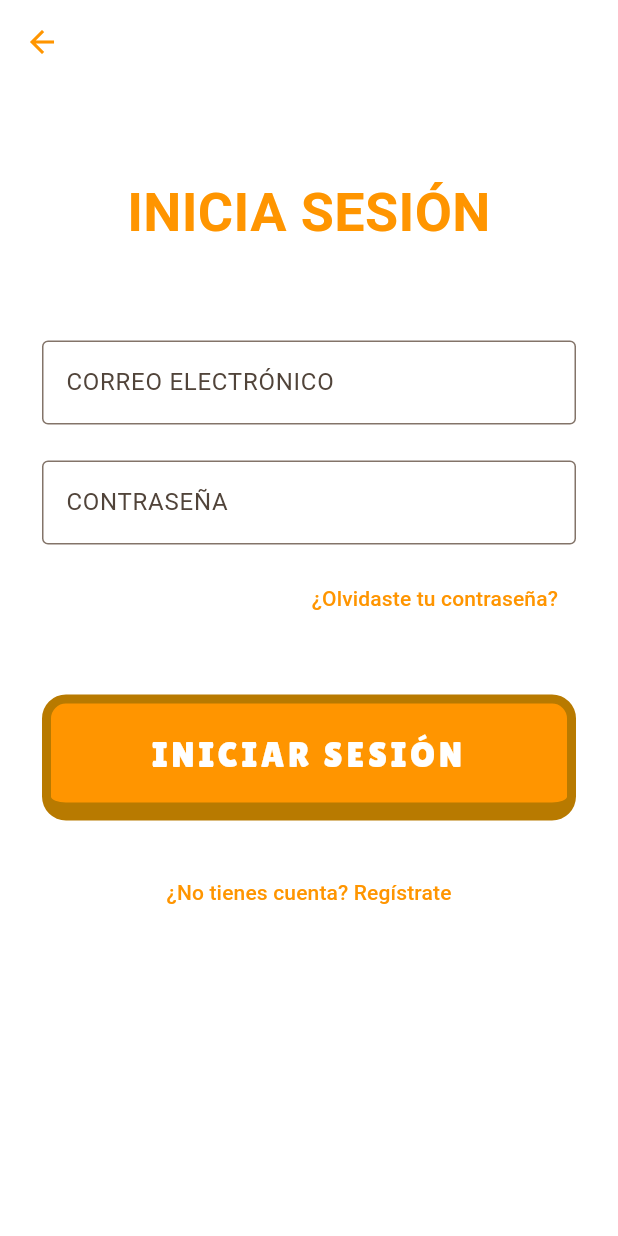
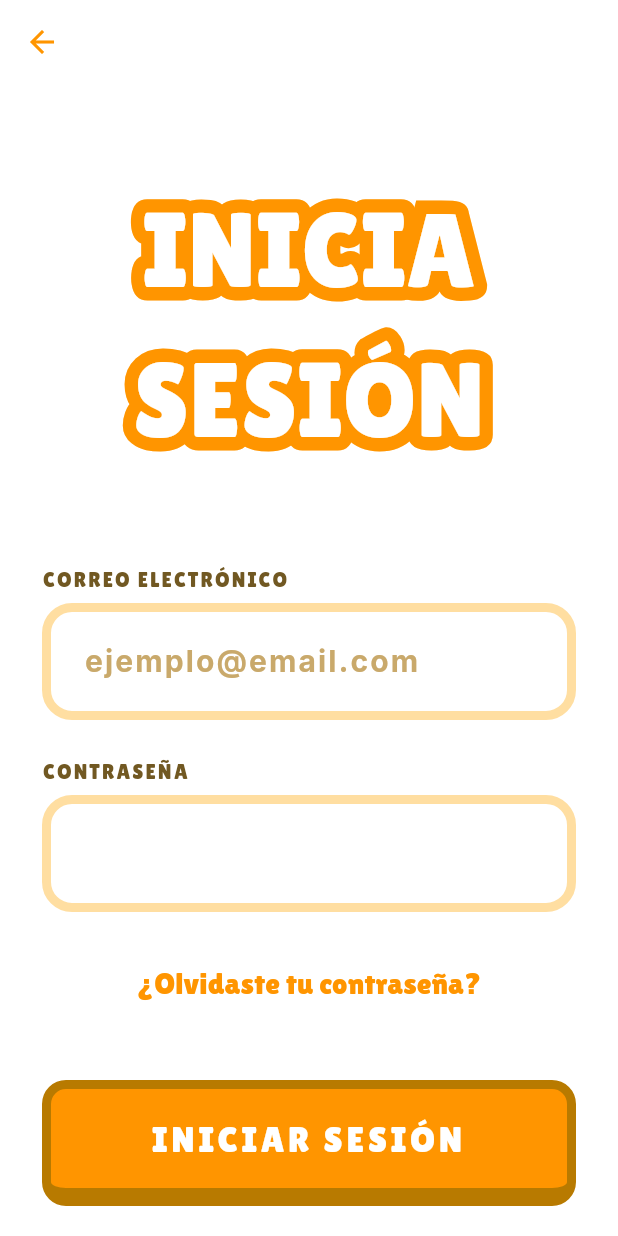
Before and after one commit to Lakypayiui/TT1, a Flutter app: the screen it shows after launch, after a tap on "INICIAR SESIÓN", on a phone screen of 412 x 824 dp. Run offline on Flutter 3.47's test engine with Material 3 defaults, Android fonts, the phone set to English and light mode, and no system bars; our stand-ins replace flutter_markdown, google_fonts, lottie; missing offline and left inert: llamadart.

Commit message:
add home screen, implement subject card widget, and enhance login/register screens with custom text fields and buttons

```diff
--- a/chat_v1/lib/screens/login_screen.dart
+++ b/chat_v1/lib/screens/login_screen.dart
@@ -1,4 +1,10 @@
+import 'package:chat_v1/screens/home_screen.dart';
+import 'package:chat_v1/screens/register_screen.dart';
+import 'package:chat_v1/widgets/custom_stroked_text.dart';
+import 'package:chat_v1/widgets/custom_text_form_field.dart';
+import 'package:flutter/gestures.dart';
 import 'package:flutter/material.dart';
+import 'package:google_fonts/google_fonts.dart';
 import '../widgets/custom_orange_button.dart';
 
 class LoginScreen extends StatefulWidget {
@@ -33,24 +39,20 @@ class _LoginScreenState extends State<LoginScreen> {
             crossAxisAlignment: CrossAxisAlignment.stretch,
             children: [
               const SizedBox(height: 60),
-              const Text(
-                "INICIA SESIÓN",
+              CustomStrokedText(
+                text:"INICIA SESIÓN",
+                fontSize: 70,
+                strokeColor: const Color(0xFFFF9500),
+                strokeWidth: 18,
+                fillColor: Colors.white,
                 textAlign: TextAlign.center,
-                style: TextStyle(
-                  fontSize: 36,
-                  fontWeight: FontWeight.bold,
-                  color: Color(0xFFFF9500),
-                ),
               ),
               const SizedBox(height: 60),
 
-              TextFormField(
+              CustomTextFormField(
                 controller: _emailCtrl,
-                decoration: const InputDecoration(
-                  labelText: "CORREO ELECTRÓNICO",
-                  hintText: "ejemplo@email.com",
-                  border: OutlineInputBorder(),
-                ),
+                labelText: "CORREO ELECTRÓNICO",
+                hintText: "ejemplo@email.com",
                 validator: (v) {
                   if (v?.isEmpty ?? true) return "Campo requerido";
                   if (!RegExp(r'^[^@]+@[^@]+\.[^@]+').hasMatch(v!)) {
@@ -61,25 +63,26 @@ class _LoginScreenState extends State<LoginScreen> {
               ),
               const SizedBox(height: 24),
 
-              TextFormField(
+              CustomTextFormField(
                 controller: _passCtrl,
+                labelText: "CONTRASEÑA",
                 obscureText: true,
-                decoration: const InputDecoration(
-                  labelText: "CONTRASEÑA",
-                  border: OutlineInputBorder(),
-                ),
                 validator: (v) => v?.isEmpty ?? true ? "Campo requerido" : null,
               ),
-              const SizedBox(height: 12),
+              const SizedBox(height: 24),
+
               Align(
-                alignment: Alignment.centerRight,
+                alignment: Alignment.center,
                 child: TextButton(
                   onPressed: () {
                     // TODO: pantalla de recuperar contraseña
                   },
-                  child: const Text(
+                  child: Text(
                     "¿Olvidaste tu contraseña?",
-                    style: TextStyle(color: Color(0xFFFF9500)),
+                    style: GoogleFonts.lilitaOne(
+                      color: Color(0xFFFF9500),
+                      fontSize: 20,
+                    ),
                   ),
                 ),
               ),
@@ -93,19 +96,51 @@ class _LoginScreenState extends State<LoginScreen> {
                     ScaffoldMessenger.of(context).showSnackBar(
                       const SnackBar(content: Text("Login simulado exitoso")),
                     );
-                    // Aquí iría navegación a home
+
                   }
+                  Navigator.push(
+                      context,
+                      MaterialPageRoute(builder: (_) => const HomeScreen()),
+                    );
                 },
               ),
 
               const SizedBox(height: 24),
-              TextButton(
-                onPressed: () => Navigator.pop(context),
-                child: const Text(
-                  "¿No tienes cuenta? Regístrate",
-                  style: TextStyle(color: Color(0xFFFF9500)),
-                ),
+              Row(
+                mainAxisAlignment: MainAxisAlignment.center,
+                children: [
+                  Text(
+                    "¿No tienes cuenta? ",
+                    style: GoogleFonts.lilitaOne(
+                      fontSize: 20,
+                      color: Color(0xFF715822), // café
+                    ),
+                  ),
+                  TextButton(
+                    onPressed: () {
+                      Navigator.push(
+                        context,
+                        MaterialPageRoute(
+                          builder: (_) => const RegisterScreen(),
+                        ),
+                      );
+                    },
+                    style: TextButton.styleFrom(
+                      padding: EdgeInsets.zero, // quita espacio extra
+                      minimumSize: Size(0, 0),
+                      tapTargetSize: MaterialTapTargetSize.shrinkWrap,
+                    ),
+                    child: Text(
+                      "Regístrate",
+                      style: GoogleFonts.lilitaOne(
+                        fontSize: 20,
+                        color: Color(0xFFFF9500), // naranja
+                      ),
+                    ),
+                  ),
+                ],
               ),
+
               const SizedBox(height: 60),
             ],
           ),
--- a/chat_v1/lib/screens/welcome_screen.dart
+++ b/chat_v1/lib/screens/welcome_screen.dart
@@ -1,6 +1,5 @@
 import 'package:chat_v1/widgets/custom_stroked_text.dart';
 import 'package:flutter/material.dart';
-import 'package:google_fonts/google_fonts.dart';
 import 'register_screen.dart';
 import 'login_screen.dart';
 import '../widgets/custom_orange_button.dart';
```
Also changed, not shown: chat_v1/lib/screens/home_screen.dart (added, +253 -0 lines), chat_v1/lib/screens/register_screen.dart (+36 -8 lines), chat_v1/lib/widgets/subject_card.dart (added, +104 -0 lines).
